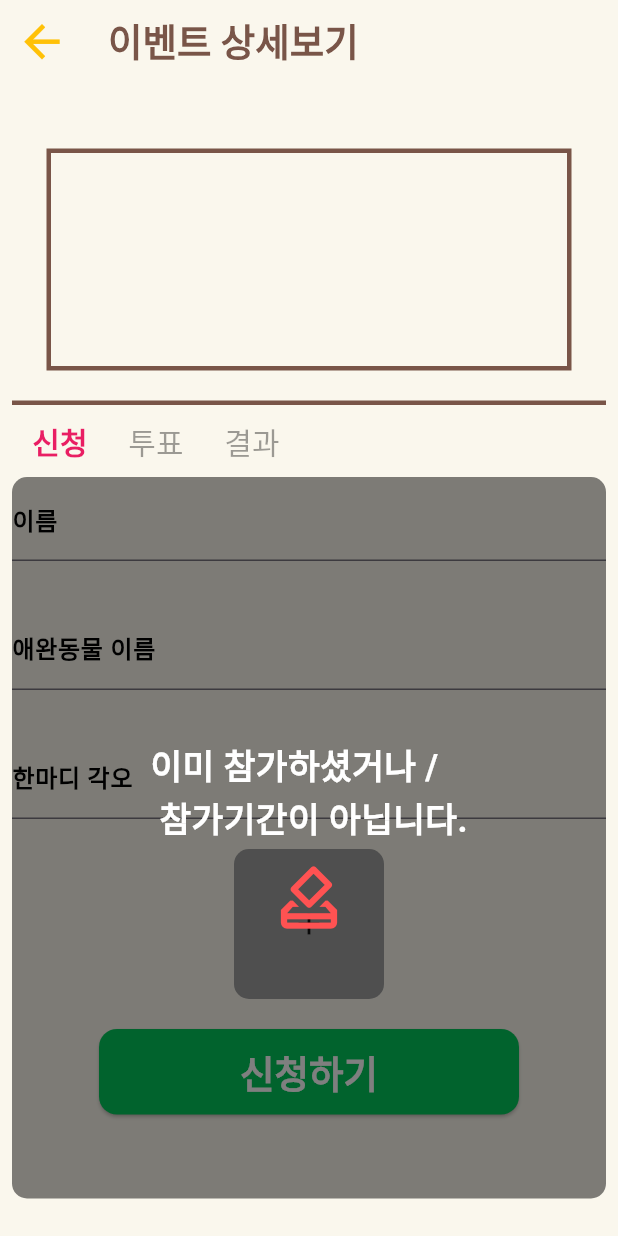
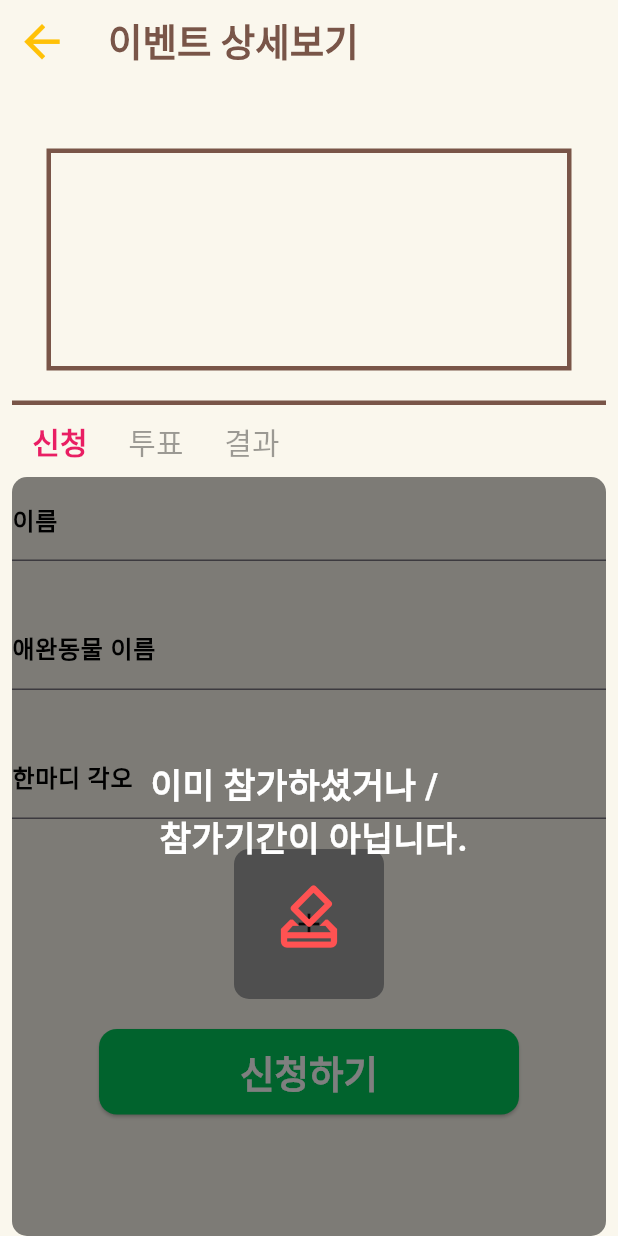
Before and after one commit to KimShun/Final_ProjectBasic, a Flutter app: the EventDetailScreen screen opened directly with empty values, on a phone screen of 412 x 824 dp. Run offline on Flutter 3.47's test engine with Material 3 defaults, Android fonts, the phone set to English and light mode, and no system bars; our stand-ins replace bloc, card_swiper, circular_profile_avatar, cloud_firestore, dot_navigation_bar, dropdown_button2 and 11 more; missing offline and left inert: kakao_flutter_sdk_user; accounts and stored records are empty; network calls fail; Roboto replaces fonts that are missing (Jua).

Commit message:
긴급수정

```diff
--- a/shopping_minna_pet/lib/src/event/event_detail.dart
+++ b/shopping_minna_pet/lib/src/event/event_detail.dart
@@ -1,6 +1,5 @@
 import 'package:flutter/material.dart';
 import 'package:flutter_bloc/flutter_bloc.dart';
-import 'package:go_router/go_router.dart';
 import 'package:image_picker/image_picker.dart';
 import 'package:shopping_minna_pet/src/common/component/app_text.dart';
 import 'package:shopping_minna_pet/src/common/cubit/authentication_cubit.dart';
@@ -251,6 +250,8 @@ class _EventDetailScreenState extends State<EventDetailScreen> {
 
   @override
   Widget build(BuildContext context) {
+    final userUid = context.select<AuthenticationCubit, String>((value) => value.state.user!.uid!);
+
     return Scaffold(
       appBar: AppBar(
         leading: IconButton(
@@ -279,7 +280,7 @@ class _EventDetailScreenState extends State<EventDetailScreen> {
                   break;
                 case EventStatus.uploading:
                   context.read<UploadCubit>().uploadImage(
-                      state.signEventImage!, state.eventModel!.uuid!, "events/${state.eventModel!.uuid!}", "image");
+                      state.signEventImage!, state.eventModel!.uuid!, "events/${state.eventModel!.uuid!}", userUid);
                   break;
                 case EventStatus.success:
                   context.read<AuthenticationCubit>().reloadAuth();
@@ -531,9 +532,7 @@ class _AlreadySignEvent extends StatelessWidget {
   @override
   Widget build(BuildContext context) {
     if(context.select<AuthenticationCubit, List<String>>((value) => value.state.user!.eventSigns!).contains(uuid) || eventProcess != "참여하기") {
-      return Padding(
-        padding: const EdgeInsets.only(bottom: 25.0),
-        child: Container(
+      return Container(
         decoration: BoxDecoration(
           color: Colors.black.withOpacity(0.5),
           borderRadius: BorderRadius.circular(10.0),
@@ -554,7 +553,6 @@ class _AlreadySignEvent extends StatelessWidget {
             ],
           ),
         ),
-        ),
       );
     }
 
```
Lines whose indentation alone changed are shown as unchanged.
